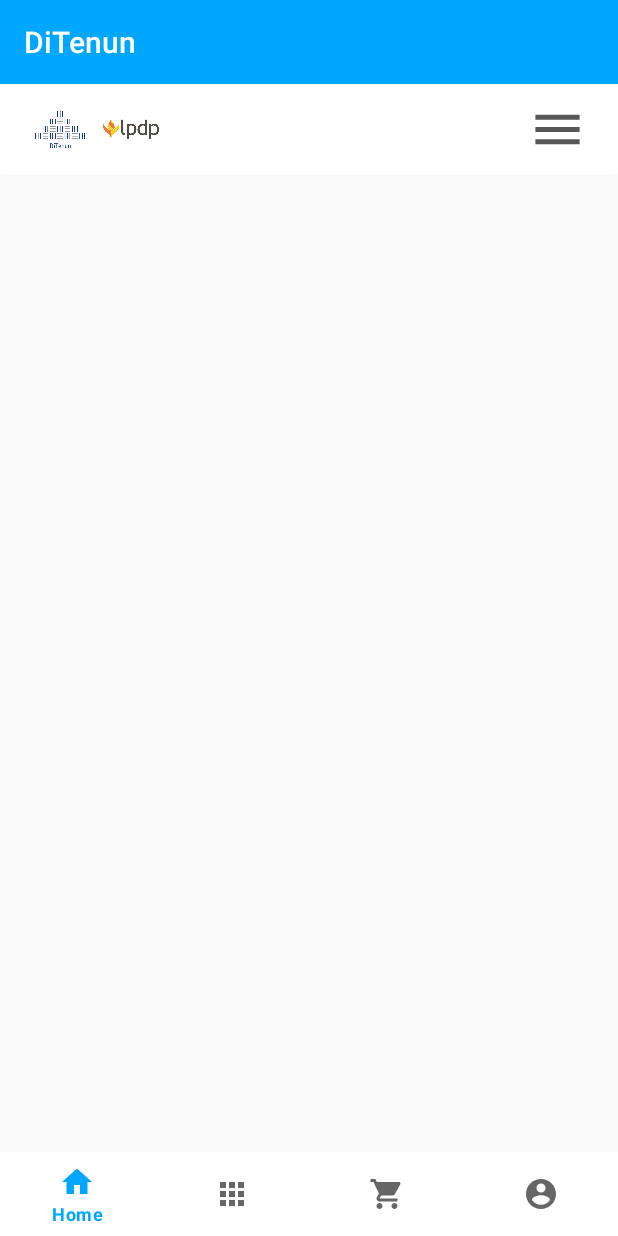
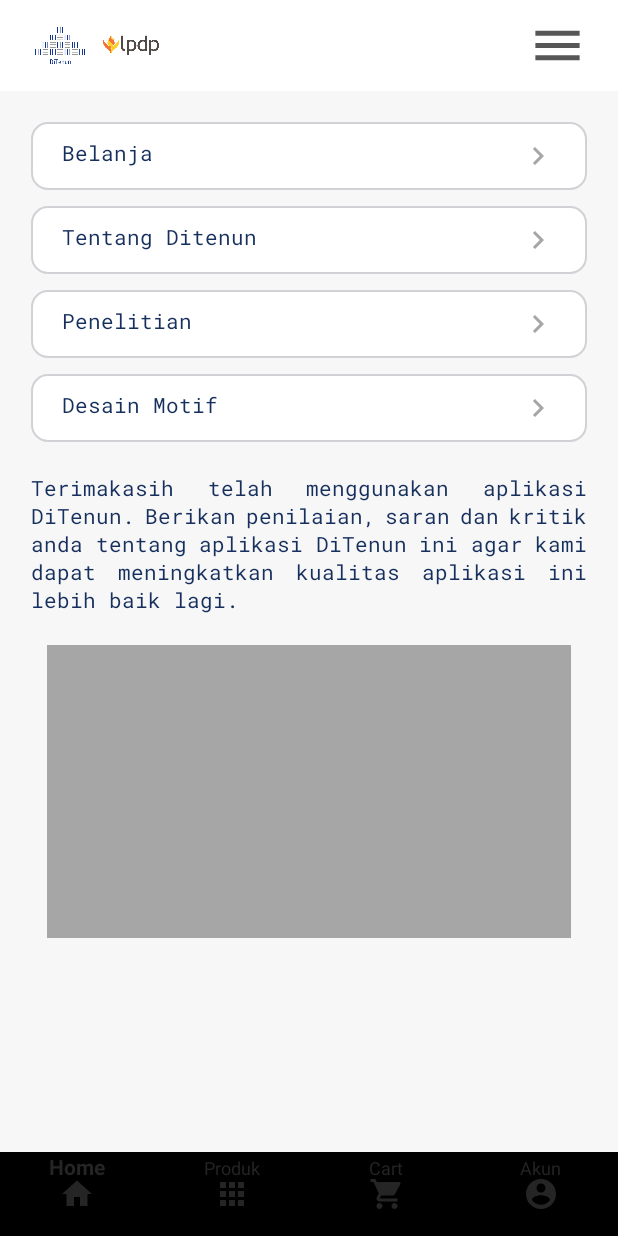
Before and after one commit to if414028/TA-1920-14_AndroidProject, an Android app: the DashboardActivity screen opened directly, with no data from a screen before it, on a phone screen of 412 x 824 dp. Run offline under Robolectric (Android 15) with nearby library versions, the phone set to English and light mode, and no system bars; our stand-ins replace data binding, sdp/ssp sizes; libraries missing offline, so code that uses them is left out: io.realm; Roboto replaces fonts that are not available here.

Commit message:
create dashboard fragment

```diff
--- a/app/build.gradle
+++ b/app/build.gradle
@@ -75,7 +75,7 @@ dependencies {
     androidTestImplementation 'androidx.test:runner:1.1.1-beta01'
     androidTestImplementation 'androidx.test.espresso:espresso-core:3.1.1-beta01'
 
-    implementation 'com.google.android.material:material:1.1.0-alpha01'
+    implementation 'com.google.android.material:material:1.0.0'
     implementation 'androidx.legacy:legacy-support-v4:1.0.0'
     implementation 'androidx.recyclerview:recyclerview:1.1.0-alpha01'
     implementation 'androidx.palette:palette:1.0.0'
--- a/app/src/main/AndroidManifest.xml
+++ b/app/src/main/AndroidManifest.xml
@@ -28,7 +28,8 @@
         android:networkSecurityConfig="@xml/network_security_config"
         android:supportsRtl="true"
         android:theme="@style/AppTheme">
-        <activity android:name=".function.activity.DashboardActivity"></activity>
+        <activity android:name=".function.activity.dashboard.DashboardActivity"
+            android:theme="@style/AppTheme.NoActionBar"/>
         <activity android:name=".function.activity.KlasifikasiulosActivity" />
         <activity android:name=".function.activity.VerifikasiuloasActivity" />
         <activity
--- a/app/src/main/java/com/ditenun/appditenun/dependency/modules/AppModule.java
+++ b/app/src/main/java/com/ditenun/appditenun/dependency/modules/AppModule.java
@@ -3,7 +3,7 @@ package com.ditenun.appditenun.dependency.modules;
 import android.app.Application;
 
 import com.ditenun.appditenun.dependency.App;
-import com.ditenun.appditenun.function.activity.DashboardActivity;
+import com.ditenun.appditenun.function.activity.dashboard.DashboardActivity;
 import com.ditenun.appditenun.function.activity.DetailMotifActivity;
 import com.ditenun.appditenun.function.activity.DetailKristikActivity;
 import com.ditenun.appditenun.function.activity.DetailTenunActivity;
--- a/app/src/main/java/com/ditenun/appditenun/function/activity/DashboardActivity.java
+++ /dev/null
@@ -1,23 +0,0 @@
-package com.ditenun.appditenun.function.activity;
-
-import androidx.appcompat.app.AppCompatActivity;
-
-import android.os.Bundle;
-
-import com.ditenun.appditenun.R;
-
-import javax.inject.Inject;
-
-import io.realm.Realm;
-
-public class DashboardActivity extends AppCompatActivity {
-
-    @Inject
-    Realm realm;
-
-    @Override
-    protected void onCreate(Bundle savedInstanceState) {
-        super.onCreate(savedInstanceState);
-        setContentView(R.layout.activity_dashboard);
-    }
-}
--- a/app/src/main/java/com/ditenun/appditenun/function/activity/LoginActivity.java
+++ b/app/src/main/java/com/ditenun/appditenun/function/activity/LoginActivity.java
@@ -5,21 +5,15 @@ import android.content.Intent;
 import com.ditenun.appditenun.databinding.ActivityLoginBinding;
 import com.ditenun.appditenun.dependency.models.ResponseGetUser;
 import com.ditenun.appditenun.dependency.modules.APIModule;
-import com.google.android.material.snackbar.Snackbar;
+import com.ditenun.appditenun.function.activity.dashboard.DashboardActivity;
 
 import androidx.appcompat.app.AppCompatActivity;
 import androidx.databinding.DataBindingUtil;
-import androidx.lifecycle.MutableLiveData;
 
 import android.content.SharedPreferences;
 import android.os.Bundle;
 
 import android.util.Log;
-import android.view.View;
-import android.widget.Button;
-import android.widget.EditText;
-import android.widget.RelativeLayout;
-import android.widget.TextView;
 import android.widget.Toast;
 
 import com.ditenun.appditenun.R;
@@ -28,7 +22,6 @@ import com.ditenun.appditenun.dependency.network.TenunNetworkInterface;
 
 import javax.inject.Inject;
 
-import butterknife.BindView;
 import io.realm.Realm;
 import retrofit2.Call;
 import retrofit2.Callback;
@@ -60,13 +53,14 @@ public class LoginActivity extends AppCompatActivity {
         }
 
         binding.login.setOnClickListener(v -> {
-            String email = binding.email.getText().toString();
-            String password = binding.password.getText().toString();
-            //validate form
-            if (validateLogin(email, password)) {
-                //do login
-                doLogin(email, password);
-            }
+//            String email = binding.email.getText().toString();
+//            String password = binding.password.getText().toString();
+//            //validate form
+//            if (validateLogin(email, password)) {
+//                //do login
+//                doLogin(email, password);
+//            }
+            startHomeActivity();
         });
 
         binding.gotoRegister.setOnClickListener(v -> startRegisterActivity());
@@ -125,7 +119,7 @@ public class LoginActivity extends AppCompatActivity {
     }
 
     private void startHomeActivity() {
-        Intent intent = new Intent(getApplicationContext(), HomeActivity.class);
+        Intent intent = new Intent(getApplicationContext(), DashboardActivity.class);
         intent.addFlags(Intent.FLAG_ACTIVITY_SINGLE_TOP);
 
         startActivity(intent);
--- /dev/null
+++ b/app/src/main/java/com/ditenun/appditenun/function/activity/dashboard/DashboardActivity.java
@@ -0,0 +1,82 @@
+package com.ditenun.appditenun.function.activity.dashboard;
+
+import androidx.annotation.NonNull;
+import androidx.appcompat.app.AppCompatActivity;
+import androidx.databinding.DataBindingUtil;
+import androidx.fragment.app.Fragment;
+
+import android.os.Bundle;
+import android.view.MenuItem;
+import android.widget.Toast;
+
+import com.ditenun.appditenun.R;
+import com.ditenun.appditenun.databinding.ActivityDashboardBinding;
+import com.ditenun.appditenun.function.activity.dashboard.account.AccountFragment;
+import com.ditenun.appditenun.function.activity.dashboard.home.DashboardFragment;
+import com.ditenun.appditenun.function.activity.dashboard.product.ProductFragment;
+import com.google.android.material.bottomnavigation.BottomNavigationView;
+
+import javax.inject.Inject;
+
+import io.realm.Realm;
+
+public class DashboardActivity extends AppCompatActivity {
+
+    @Inject
+    Realm realm;
+
+    private ActivityDashboardBinding binding;
+
+    @Override
+    protected void onCreate(Bundle savedInstanceState) {
+        super.onCreate(savedInstanceState);
+        binding = DataBindingUtil.setContentView(this, R.layout.activity_dashboard);
+
+        initLayout();
+    }
+
+    private void initLayout() {
+        loadFragment(DashboardFragment.newInstance());
+        binding.bottomNav.setOnNavigationItemSelectedListener(new BottomNavigationView.OnNavigationItemSelectedListener() {
+            @Override
+            public boolean onNavigationItemSelected(@NonNull MenuItem item) {
+                Fragment fragment = null;
+                switch (item.getItemId()) {
+                    case R.id.bottom_nav_home: {
+                        fragment = DashboardFragment.newInstance();
+                        break;
+                    }
+                    case R.id.bottom_nav_product: {
+                        fragment = ProductFragment.newInstance();
+                        break;
+                    }
+                    case R.id.bottom_nav_cart:{
+                        Toast.makeText(DashboardActivity.this, "open cart", Toast.LENGTH_SHORT).show();
+                        break;
+                    }
+                    case R.id.bottom_nav_account:{
+                        fragment = AccountFragment.newInstance();
+                        break;
+                    }
+                }
+                return loadFragment(fragment);
+            }
+        });
+    }
+
+    private Boolean loadFragment(Fragment fragment) {
+        if (fragment != null) {
+            getSupportFragmentManager().beginTransaction()
+                    .replace(R.id.ly_content, fragment)
+                    .commit();
+            return true;
+        }
+        return false;
+    }
+
+    @Override
+    public boolean onSupportNavigateUp() {
+        finish();
+        return true;
+    }
+}
--- /dev/null
+++ b/app/src/main/java/com/ditenun/appditenun/function/activity/dashboard/account/AccountFragment.java
@@ -0,0 +1,38 @@
+package com.ditenun.appditenun.function.activity.dashboard.account;
+
+import androidx.lifecycle.ViewModelProviders;
+
+import android.os.Bundle;
+
+import androidx.annotation.NonNull;
+import androidx.annotation.Nullable;
+import androidx.fragment.app.Fragment;
+
+import android.view.LayoutInflater;
+import android.view.View;
+import android.view.ViewGroup;
+
+import com.ditenun.appditenun.R;
+
+public class AccountFragment extends Fragment {
+
+    private AccountViewModel mViewModel;
+
+    public static AccountFragment newInstance() {
+        return new AccountFragment();
+    }
+
+    @Override
+    public View onCreateView(@NonNull LayoutInflater inflater, @Nullable ViewGroup container,
+                             @Nullable Bundle savedInstanceState) {
+        return inflater.inflate(R.layout.acoount_fragment, container, false);
+    }
+
+    @Override
+    public void onActivityCreated(@Nullable Bundle savedInstanceState) {
+        super.onActivityCreated(savedInstanceState);
+        mViewModel = ViewModelProviders.of(this).get(AccountViewModel.class);
+        // TODO: Use the ViewModel
+    }
+
+}
--- /dev/null
+++ b/app/src/main/java/com/ditenun/appditenun/function/activity/dashboard/account/AccountViewModel.java
@@ -0,0 +1,7 @@
+package com.ditenun.appditenun.function.activity.dashboard.account;
+
+import androidx.lifecycle.ViewModel;
+
+public class AccountViewModel extends ViewModel {
+    // TODO: Implement the ViewModel
+}
--- /dev/null
+++ b/app/src/main/java/com/ditenun/appditenun/function/activity/dashboard/home/DashboardFragment.java
@@ -0,0 +1,38 @@
+package com.ditenun.appditenun.function.activity.dashboard.home;
+
+import androidx.lifecycle.ViewModelProviders;
+
+import android.os.Bundle;
+
+import androidx.annotation.NonNull;
+import androidx.annotation.Nullable;
+import androidx.fragment.app.Fragment;
+
+import android.view.LayoutInflater;
+import android.view.View;
+import android.view.ViewGroup;
+
+import com.ditenun.appditenun.R;
+
+public class DashboardFragment extends Fragment {
+
+    private DashboardViewModel mViewModel;
+
+    public static DashboardFragment newInstance() {
+        return new DashboardFragment();
+    }
+
+    @Override
+    public View onCreateView(@NonNull LayoutInflater inflater, @Nullable ViewGroup container,
+                             @Nullable Bundle savedInstanceState) {
+        return inflater.inflate(R.layout.dashboard_fragment, container, false);
+    }
+
+    @Override
+    public void onActivityCreated(@Nullable Bundle savedInstanceState) {
+        super.onActivityCreated(savedInstanceState);
+        mViewModel = ViewModelProviders.of(this).get(DashboardViewModel.class);
+        // TODO: Use the ViewModel
+    }
+
+}
--- /dev/null
+++ b/app/src/main/java/com/ditenun/appditenun/function/activity/dashboard/home/DashboardViewModel.java
@@ -0,0 +1,7 @@
+package com.ditenun.appditenun.function.activity.dashboard.home;
+
+import androidx.lifecycle.ViewModel;
+
+public class DashboardViewModel extends ViewModel {
+    // TODO: Implement the ViewModel
+}
--- /dev/null
+++ b/app/src/main/java/com/ditenun/appditenun/function/activity/dashboard/product/ProductFragment.java
@@ -0,0 +1,38 @@
+package com.ditenun.appditenun.function.activity.dashboard.product;
+
+import androidx.lifecycle.ViewModelProviders;
+
+import android.os.Bundle;
+
+import androidx.annotation.NonNull;
+import androidx.annotation.Nullable;
+import androidx.fragment.app.Fragment;
+
+import android.view.LayoutInflater;
+import android.view.View;
+import android.view.ViewGroup;
+
+import com.ditenun.appditenun.R;
+
+public class ProductFragment extends Fragment {
+
+    private ProductViewModel mViewModel;
+
+    public static ProductFragment newInstance() {
+        return new ProductFragment();
+    }
+
+    @Override
+    public View onCreateView(@NonNull LayoutInflater inflater, @Nullable ViewGroup container,
+                             @Nullable Bundle savedInstanceState) {
+        return inflater.inflate(R.layout.product_fragment, container, false);
+    }
+
+    @Override
+    public void onActivityCreated(@Nullable Bundle savedInstanceState) {
+        super.onActivityCreated(savedInstanceState);
+        mViewModel = ViewModelProviders.of(this).get(ProductViewModel.class);
+        // TODO: Use the ViewModel
+    }
+
+}
--- /dev/null
+++ b/app/src/main/java/com/ditenun/appditenun/function/activity/dashboard/product/ProductViewModel.java
@@ -0,0 +1,7 @@
+package com.ditenun.appditenun.function.activity.dashboard.product;
+
+import androidx.lifecycle.ViewModel;
+
+public class ProductViewModel extends ViewModel {
+    // TODO: Implement the ViewModel
+}
--- /dev/null
+++ b/app/src/main/res/drawable/ic_baseline_chevron_right_24.xml
@@ -0,0 +1,5 @@
+<vector android:height="24dp" android:tint="#A6A6A6"
+    android:viewportHeight="24" android:viewportWidth="24"
+    android:width="24dp" xmlns:android="http://schemas.android.com/apk/res/android">
+    <path android:fillColor="@android:color/white" android:pathData="M10,6L8.59,7.41 13.17,12l-4.58,4.59L10,18l6,-6z"/>
+</vector>
--- /dev/null
+++ b/app/src/main/res/drawable/rounded_grey_stroke.xml
@@ -0,0 +1,16 @@
+<?xml version="1.0" encoding="utf-8"?>
+<shape xmlns:android="http://schemas.android.com/apk/res/android"
+    android:shape="rectangle">
+    <stroke
+        android:width="1dp"
+        android:color="@color/gray_4" />
+
+    <solid
+        android:color="@color/white" />
+
+    <corners
+        android:bottomLeftRadius="@dimen/_8sdp"
+        android:bottomRightRadius="@dimen/_8sdp"
+        android:topLeftRadius="@dimen/_8sdp"
+        android:topRightRadius="@dimen/_8sdp" />
+</shape>
--- /dev/null
+++ b/app/src/main/res/layout/acoount_fragment.xml
@@ -0,0 +1,13 @@
+<?xml version="1.0" encoding="utf-8"?>
+<FrameLayout xmlns:android="http://schemas.android.com/apk/res/android"
+    xmlns:tools="http://schemas.android.com/tools"
+    android:layout_width="match_parent"
+    android:layout_height="match_parent"
+    tools:context=".function.activity.dashboard.account.AccountFragment">
+
+    <TextView
+        android:layout_width="match_parent"
+        android:layout_height="match_parent"
+        android:text="This is account" />
+
+</FrameLayout>
--- a/app/src/main/res/layout/activity_dashboard.xml
+++ b/app/src/main/res/layout/activity_dashboard.xml
@@ -5,16 +5,16 @@
         xmlns:tools="http://schemas.android.com/tools"
         android:layout_width="match_parent"
         android:layout_height="match_parent"
-        tools:context=".function.activity.DashboardActivity">
+        tools:context=".function.activity.dashboard.DashboardActivity">
 
         <androidx.cardview.widget.CardView
             android:id="@+id/app_bar"
             android:layout_width="match_parent"
             android:layout_height="wrap_content"
-            app:cardElevation="@dimen/_2sdp"
+            app:cardElevation="@dimen/_4sdp"
+            app:layout_constraintBottom_toTopOf="@id/ly_content"
             app:layout_constraintStart_toStartOf="parent"
-            app:layout_constraintTop_toTopOf="parent"
-            app:layout_constraintBottom_toTopOf="@id/ly_content">
+            app:layout_constraintTop_toTopOf="parent">
 
             <androidx.constraintlayout.widget.ConstraintLayout
                 android:layout_width="match_parent"
@@ -46,7 +46,7 @@
                     android:layout_height="@dimen/_30sdp"
                     app:layout_constraintEnd_toEndOf="parent"
                     app:layout_constraintTop_toTopOf="parent"
-                    app:srcCompat="@drawable/ic_baseline_menu_24"/>
+                    app:srcCompat="@drawable/ic_baseline_menu_24" />
 
             </androidx.constraintlayout.widget.ConstraintLayout>
 
@@ -56,20 +56,34 @@
             android:id="@+id/ly_content"
             android:layout_width="match_parent"
             android:layout_height="0dp"
+            android:animateLayoutChanges="true"
+            app:layout_constraintBottom_toTopOf="@id/ly_bottom_nav"
             app:layout_constraintStart_toStartOf="parent"
-            app:layout_constraintTop_toBottomOf="@id/app_bar"
-            app:layout_constraintBottom_toTopOf="@id/bottom_nav"
-            android:animateLayoutChanges="true"/>
+            app:layout_constraintTop_toBottomOf="@id/app_bar" />
 
-        <com.google.android.material.bottomnavigation.BottomNavigationView
-            android:id="@+id/bottom_nav"
+        <androidx.cardview.widget.CardView
+            android:id="@+id/ly_bottom_nav"
             android:layout_width="match_parent"
             android:layout_height="wrap_content"
+            app:cardElevation="@dimen/_4sdp"
+            app:layout_constraintBottom_toBottomOf="parent"
             app:layout_constraintStart_toStartOf="parent"
-            app:layout_constraintBottom_toBottomOf="parent"
-            app:layout_constraintTop_toBottomOf="@id/ly_content"
-            style="@style/Widget.MaterialComponents.BottomNavigationView"
-            app:menu="@menu/dashboard_menu"/>
+            app:layout_constraintTop_toBottomOf="@id/ly_content">
+
+            <com.google.android.material.bottomnavigation.BottomNavigationView
+                android:id="@+id/bottom_nav"
+                android:layout_width="match_parent"
+                android:layout_height="wrap_content"
+                android:theme="@style/Widget.Design.BottomNavigationView"
+                app:itemIconTint="@color/dark_grey"
+                app:itemTextColor="@color/dark_grey"
+                app:labelVisibilityMode="labeled"
+                app:layout_constraintBottom_toBottomOf="parent"
+                app:layout_constraintStart_toStartOf="parent"
+                app:layout_constraintTop_toBottomOf="@id/ly_content"
+                app:menu="@menu/dashboard_menu" />
+
+        </androidx.cardview.widget.CardView>
 
     </androidx.constraintlayout.widget.ConstraintLayout>
 
--- /dev/null
+++ b/app/src/main/res/layout/dashboard_fragment.xml
@@ -0,0 +1,150 @@
+<?xml version="1.0" encoding="utf-8"?>
+<LinearLayout xmlns:android="http://schemas.android.com/apk/res/android"
+    xmlns:app="http://schemas.android.com/apk/res-auto"
+    xmlns:tools="http://schemas.android.com/tools"
+    android:layout_width="match_parent"
+    android:layout_height="match_parent"
+    android:background="@color/gray_1"
+    android:orientation="vertical"
+    android:padding="@dimen/_16sdp"
+    tools:context=".function.activity.dashboard.home.DashboardFragment">
+
+    <androidx.constraintlayout.widget.ConstraintLayout
+        android:id="@+id/btn_shopping"
+        android:layout_width="match_parent"
+        android:layout_height="wrap_content"
+        android:background="@drawable/rounded_grey_stroke"
+        android:orientation="horizontal"
+        android:paddingLeft="@dimen/_16sdp"
+        android:paddingTop="@dimen/_8sdp"
+        android:paddingRight="@dimen/_16sdp"
+        android:paddingBottom="@dimen/_8sdp">
+
+        <TextView
+            style="@style/Roboto.Regular"
+            android:layout_width="wrap_content"
+            android:layout_height="wrap_content"
+            android:text="@string/shooping"
+            android:textColor="@color/dark_blue"
+            app:layout_constraintStart_toStartOf="parent"
+            app:layout_constraintTop_toTopOf="parent" />
+
+        <ImageView
+            android:layout_width="wrap_content"
+            android:layout_height="wrap_content"
+            app:layout_constraintEnd_toEndOf="parent"
+            app:layout_constraintTop_toTopOf="parent"
+            app:srcCompat="@drawable/ic_baseline_chevron_right_24" />
+
+    </androidx.constraintlayout.widget.ConstraintLayout>
+
+    <androidx.constraintlayout.widget.ConstraintLayout
+        android:id="@+id/btn_about"
+        android:layout_width="match_parent"
+        android:layout_height="wrap_content"
+        android:layout_marginTop="@dimen/_8sdp"
+        android:background="@drawable/rounded_grey_stroke"
+        android:orientation="horizontal"
+        android:paddingLeft="@dimen/_16sdp"
+        android:paddingTop="@dimen/_8sdp"
+        android:paddingRight="@dimen/_16sdp"
+        android:paddingBottom="@dimen/_8sdp">
+
+        <TextView
+            style="@style/Roboto.Regular"
+            android:layout_width="wrap_content"
+            android:layout_height="wrap_content"
+            android:text="@string/about"
+            android:textColor="@color/dark_blue"
+            app:layout_constraintStart_toStartOf="parent"
+            app:layout_constraintTop_toTopOf="parent" />
+
+        <ImageView
+            android:layout_width="wrap_content"
+            android:layout_height="wrap_content"
+            app:layout_constraintEnd_toEndOf="parent"
+            app:layout_constraintTop_toTopOf="parent"
+            app:srcCompat="@drawable/ic_baseline_chevron_right_24" />
+
+    </androidx.constraintlayout.widget.ConstraintLayout>
+
+    <androidx.constraintlayout.widget.ConstraintLayout
+        android:id="@+id/btn_research"
+        android:layout_width="match_parent"
+        android:layout_height="wrap_content"
+        android:layout_marginTop="@dimen/_8sdp"
+        android:background="@drawable/rounded_grey_stroke"
+        android:orientation="horizontal"
+        android:paddingLeft="@dimen/_16sdp"
+        android:paddingTop="@dimen/_8sdp"
+        android:paddingRight="@dimen/_16sdp"
+        android:paddingBottom="@dimen/_8sdp">
+
+        <TextView
+            style="@style/Roboto.Regular"
+            android:layout_width="wrap_content"
+            android:layout_height="wrap_content"
+            android:text="@string/research"
+            android:textColor="@color/dark_blue"
+            app:layout_constraintStart_toStartOf="parent"
+            app:layout_constraintTop_toTopOf="parent" />
+
+        <ImageView
+            android:layout_width="wrap_content"
+            android:layout_height="wrap_content"
+            app:layout_constraintEnd_toEndOf="parent"
+            app:layout_constraintTop_toTopOf="parent"
+            app:srcCompat="@drawable/ic_baseline_chevron_right_24" />
+
+    </androidx.constraintlayout.widget.ConstraintLayout>
+
+    <androidx.constraintlayout.widget.ConstraintLayout
+        android:id="@+id/btn_design"
+        android:layout_width="match_parent"
+        android:layout_height="wrap_content"
+        android:layout_marginTop="@dimen/_8sdp"
+        android:background="@drawable/rounded_grey_stroke"
+        android:orientation="horizontal"
+        android:paddingLeft="@dimen/_16sdp"
+        android:paddingTop="@dimen/_8sdp"
+        android:paddingRight="@dimen/_16sdp"
+        android:paddingBottom="@dimen/_8sdp">
+
+        <TextView
+            style="@style/Roboto.Regular"
+            android:layout_width="wrap_content"
+            android:layout_height="wrap_content"
+            android:text="@string/design"
+            android:textColor="@color/dark_blue"
+            app:layout_constraintStart_toStartOf="parent"
+            app:layout_constraintTop_toTopOf="parent" />
+
+        <ImageView
+            android:layout_width="wrap_content"
+            android:layout_height="wrap_content"
+            app:layout_constraintEnd_toEndOf="parent"
+            app:layout_constraintTop_toTopOf="parent"
+            app:srcCompat="@drawable/ic_baseline_chevron_right_24" />
+
+    </androidx.constraintlayout.widget.ConstraintLayout>
+
+    <TextView
+        android:id="@+id/tv_about_tenun"
+        style="@style/Roboto.Regular"
+        android:layout_width="match_parent"
+        android:layout_height="wrap_content"
+        android:layout_marginTop="@dimen/_16sdp"
+        android:justificationMode="inter_word"
+        android:text="@string/penilaian_welcome_deskripsi"
+        android:textColor="@color/dark_blue"
+        tools:ignore="UnusedAttribute" />
+
+    <ImageView
+        android:layout_width="match_parent"
+        android:layout_height="@dimen/_150sdp"
+        android:layout_marginLeft="@dimen/_8sdp"
+        android:layout_marginTop="@dimen/_16sdp"
+        android:layout_marginRight="@dimen/_8sdp"
+        android:background="@color/gray_5" />
+
+</LinearLayout>
--- /dev/null
+++ b/app/src/main/res/layout/product_fragment.xml
@@ -0,0 +1,13 @@
+<?xml version="1.0" encoding="utf-8"?>
+<FrameLayout xmlns:android="http://schemas.android.com/apk/res/android"
+    xmlns:tools="http://schemas.android.com/tools"
+    android:layout_width="match_parent"
+    android:layout_height="match_parent"
+    tools:context=".function.activity.dashboard.product.ProductFragment">
+
+    <TextView
+        android:layout_width="match_parent"
+        android:layout_height="match_parent"
+        android:text="this is product" />
+
+</FrameLayout>
--- a/app/src/main/res/values/colors.xml
+++ b/app/src/main/res/values/colors.xml
@@ -107,4 +107,5 @@
     <color name="gray_2">#e5e5ea</color>
     <color name="gray_3">#d8d8d8</color>
     <color name="gray_4">#d1d1d6</color>
+    <color name="gray_5">#a6a6a6</color>
 </resources>
--- a/app/src/main/res/values/strings.xml
+++ b/app/src/main/res/values/strings.xml
@@ -267,7 +267,12 @@
     <string name="address">Alamat Lengkap</string>
     <string name="penenun_type">Jenis Penenun</string>
 
+    <!--Dashboard-->
     <string name="product">Produk</string>
     <string name="cart">Cart</string>
     <string name="account">Akun</string>
+    <string name="shooping">Belanja</string>
+    <string name="about">Tentang Ditenun</string>
+    <string name="research">Penelitian</string>
+    <string name="design">Desain Motif</string>
 </resources>
```
